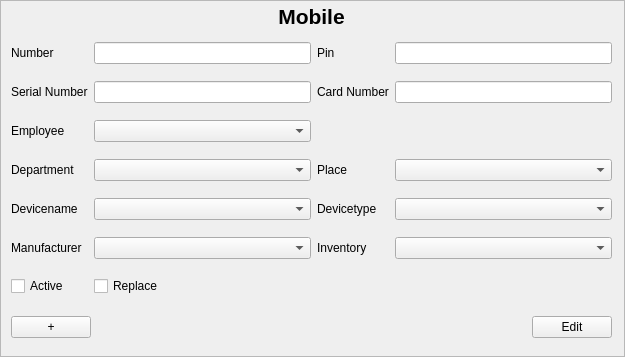
Before: the Qt Designer form src/app/mobileinputarea.ui in jmuelbert/jmbde-QT, drawn with Qt 5.
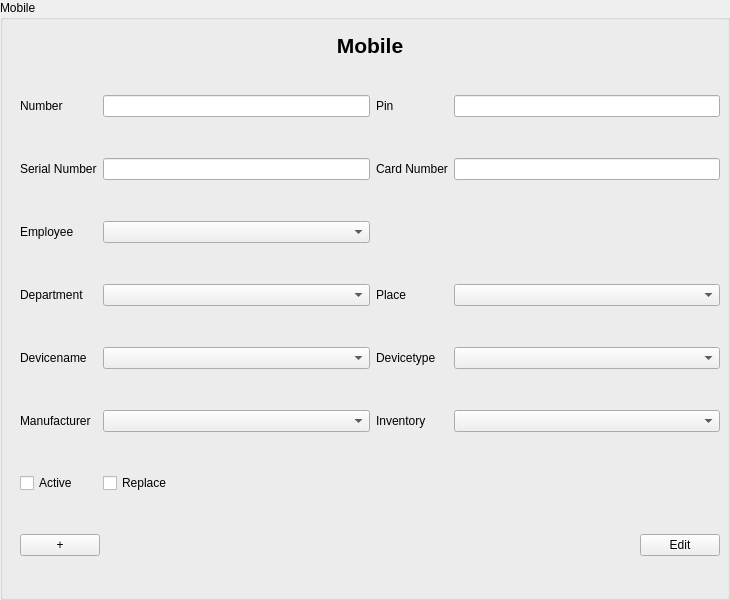
After: the same form once the commit is applied.

Diff of the .ui file:
```diff
--- a/src/app/mobileinputarea.ui
+++ b/src/app/mobileinputarea.ui
@@ -1,37 +1,40 @@
 <?xml version="1.0" encoding="UTF-8"?>
 <ui version="4.0">
  <class>MobileInputArea</class>
- <widget class="QScrollArea" name="MobileInputArea">
+ <widget class="QGroupBox" name="MobileInputArea">
   <property name="geometry">
    <rect>
     <x>0</x>
     <y>0</y>
-    <width>625</width>
-    <height>357</height>
+    <width>730</width>
+    <height>600</height>
    </rect>
   </property>
   <property name="windowTitle">
    <string>ScrollArea</string>
   </property>
-  <property name="widgetResizable">
-   <bool>true</bool>
+  <property name="accessibleName">
+   <string>MobileInputDialog</string>
   </property>
-  <widget class="QWidget" name="scrollAreaWidgetContents">
+  <property name="title">
+   <string>Mobile</string>
+  </property>
+  <widget class="QWidget" name="formLayoutWidget" native="true">
    <property name="geometry">
     <rect>
-     <x>0</x>
-     <y>0</y>
-     <width>623</width>
-     <height>355</height>
+     <x>10</x>
+     <y>30</y>
+     <width>730</width>
+     <height>600</height>
     </rect>
    </property>
-   <widget class="QWidget" name="verticalLayoutWidget">
+  <widget class="QWidget" name="verticalLayoutWidget_Header">
     <property name="geometry">
      <rect>
       <x>10</x>
       <y>0</y>
-      <width>601</width>
-      <height>31</height>
+      <width>700</width>
+      <height>30</height>
      </rect>
     </property>
     <layout class="QVBoxLayout" name="verticalLayout">
@@ -54,13 +57,52 @@
      </item>
     </layout>
    </widget>
+   <widget class="QWidget" name="verticalLayoutWidget_Buttons">
+    <property name="geometry">
+     <rect>
+      <x>10</x>
+      <y>500</y>
+      <width>700</width>
+      <height>30</height>
+     </rect>
+    </property>
+    <layout class="QHBoxLayout" name="horizontalLayout">
+     <item>
+      <widget class="QPushButton" name="pushButton_Add">
+       <property name="text">
+        <string>+</string>
+       </property>
+      </widget>
+     </item>
+     <item>
+      <spacer name="horizontalSpacer">
+       <property name="orientation">
+        <enum>Qt::Horizontal</enum>
+       </property>
+       <property name="sizeHint" stdset="0">
+        <size>
+         <width>40</width>
+         <height>20</height>
+        </size>
+       </property>
+      </spacer>
+     </item>
+     <item>
+      <widget class="QPushButton" name="pushButton_EditFinish">
+       <property name="text">
+        <string>Edit</string>
+       </property>
+      </widget>
+     </item>
+    </layout>
+   </widget>
    <widget class="QWidget" name="gridLayoutWidget">
     <property name="geometry">
      <rect>
       <x>10</x>
       <y>30</y>
-      <width>601</width>
-      <height>281</height>
+      <width>700</width>
+      <height>470</height>
      </rect>
     </property>
     <layout class="QGridLayout" name="gridLayout">
@@ -227,45 +269,6 @@
      </item>
     </layout>
    </widget>
-   <widget class="QWidget" name="verticalLayoutWidget_2">
-    <property name="geometry">
-     <rect>
-      <x>10</x>
-      <y>310</y>
-      <width>601</width>
-      <height>32</height>
-     </rect>
-    </property>
-    <layout class="QHBoxLayout" name="horizontalLayout">
-     <item>
-      <widget class="QPushButton" name="pushButton_Add">
-       <property name="text">
-        <string>+</string>
-       </property>
-      </widget>
-     </item>
-     <item>
-      <spacer name="horizontalSpacer">
-       <property name="orientation">
-        <enum>Qt::Horizontal</enum>
-       </property>
-       <property name="sizeHint" stdset="0">
-        <size>
-         <width>40</width>
-         <height>20</height>
-        </size>
-       </property>
-      </spacer>
-     </item>
-     <item>
-      <widget class="QPushButton" name="pushButton_EditFinish">
-       <property name="text">
-        <string>Edit</string>
-       </property>
-      </widget>
-     </item>
-    </layout>
-   </widget>
   </widget>
  </widget>
  <tabstops>
```
Left out of the diff: 4 changed lines with no effect on the pictures.
